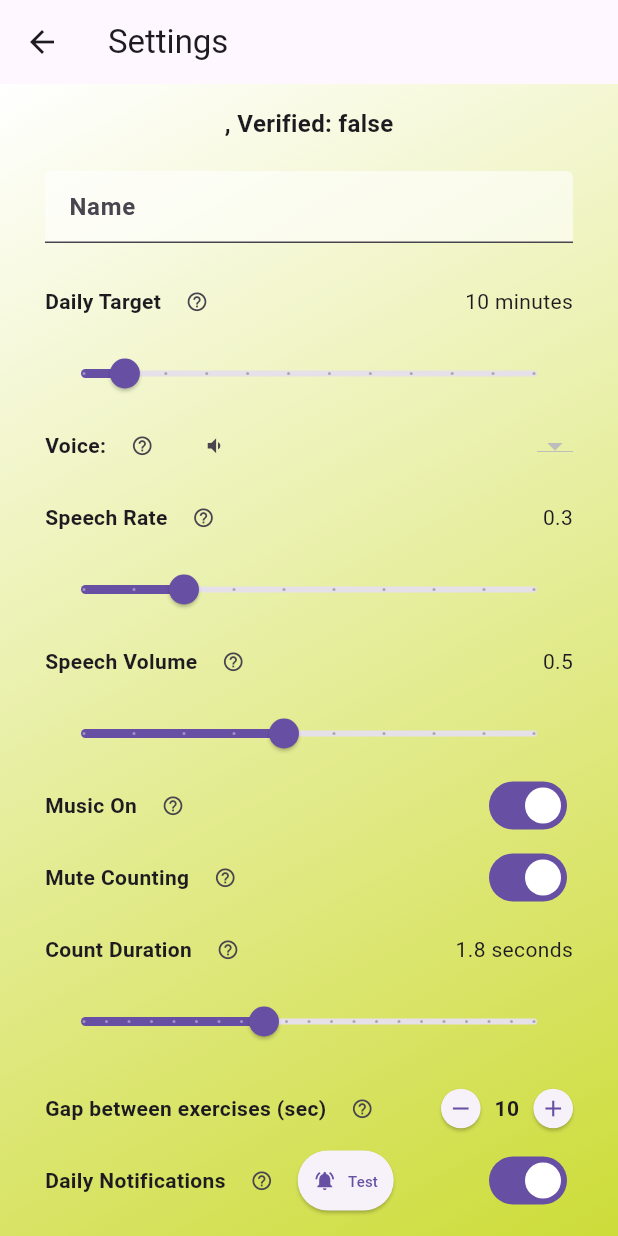
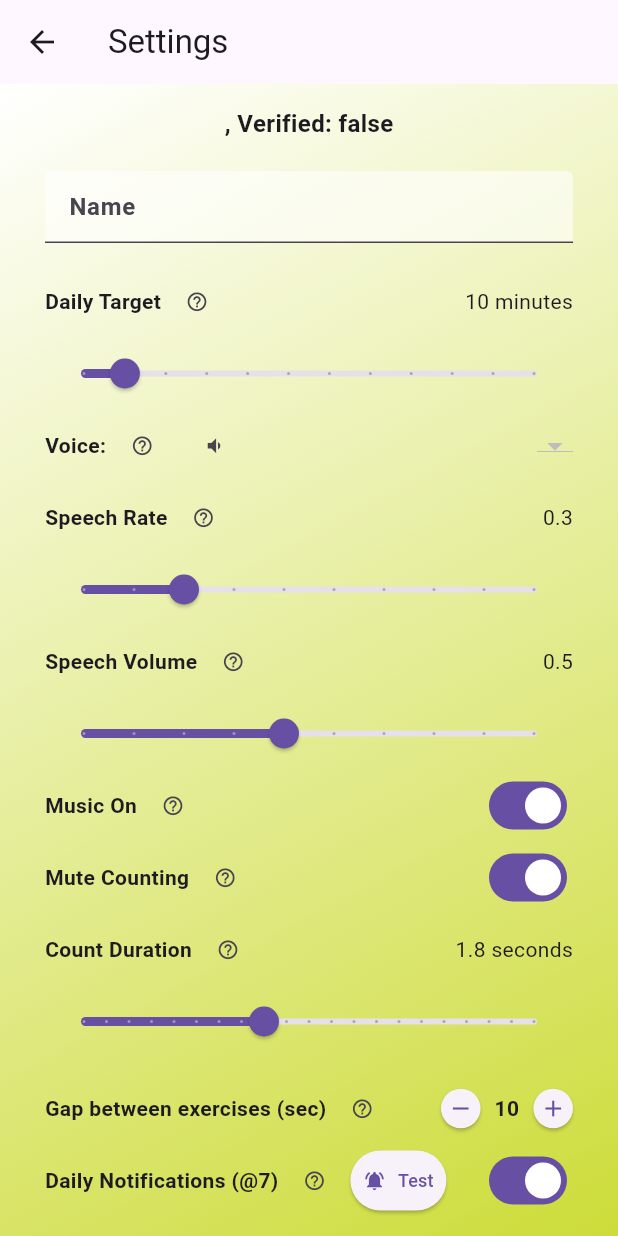
Before and after one commit to sandeshgoel/yoga-app, a Flutter app: the EditSettingsPage screen opened directly, on a phone screen of 412 x 824 dp. Run offline on Flutter 3.47's test engine with Material 3 defaults, Android fonts, the phone set to English and light mode, and no system bars; drawn by our look-alikes of flutter_form_builder; our stand-ins replace audioplayers, cloud_firestore, firebase_auth, firebase_core, fl_chart, flutter_local_notifications and 13 more; missing offline and left inert: volume_control, workmanager; accounts and stored records are empty.

Commit message:
v1.3.4+50: fixed notification

```diff
--- a/lib/main.dart
+++ b/lib/main.dart
@@ -25,6 +25,7 @@ import 'pages/home_page.dart';
 List<String> filterVoices = [];
 String appVersion = '';
 
+@pragma('vm:entry-point')
 void callbackDispatcher() {
   Workmanager().executeTask((task, inputData) async {
     await NotificationService().init();
@@ -218,7 +219,7 @@ class _WrapperState extends State<Wrapper> {
       await NotificationService().show('', 'User ${user.email} has logged in');
 
       // calculate initial delay
-      int targetHour = 7;
+      int targetHour = settings.getTargetHour();
       var now = DateTime.now();
       var nextTarget;
 
--- a/lib/pages/edit_settings_page.dart
+++ b/lib/pages/edit_settings_page.dart
@@ -426,7 +426,9 @@ class _EditSettingsPageState extends State<EditSettingsPage> {
                                 : '* ',
                             style: starStyle,
                           ),
-                          Text('Daily Notifications', style: settingsTextStyle),
+                          Text(
+                              'Daily Notifications (@${settings.getTargetHour()})',
+                              style: settingsTextStyle),
                           _infoIcon(topicNotify),
                           ElevatedButton.icon(
                             style: ButtonStyle(
@@ -438,7 +440,7 @@ class _EditSettingsPageState extends State<EditSettingsPage> {
                             icon: Icon(Icons.notifications_active, size: 15),
                             label: Text(
                               'Test',
-                              style: TextStyle(fontSize: 10),
+                              style: TextStyle(fontSize: 12),
                             ),
                             onPressed: () => _sendSampleNotification(settings),
                           ),
--- a/lib/services/settings.dart
+++ b/lib/services/settings.dart
@@ -479,6 +479,7 @@ class YogaSettings with ChangeNotifier {
   late Set<String> friendsPending;
   late Set<String> friendsReceived;
 
+  late int _targetHour;
   late bool _loadComplete;
 
   YogaSettings() {
@@ -521,6 +522,7 @@ class YogaSettings with ChangeNotifier {
     friendsReceived = Set();
 
     _loadComplete = false;
+    _targetHour = 7;
   }
 
   bool allDefaults() {
@@ -920,6 +922,16 @@ class YogaSettings with ChangeNotifier {
 
   // ----------------------------------------------------
 
+  void setTargetHour(int targetHour) {
+    this._targetHour = targetHour;
+  }
+
+  int getTargetHour() {
+    return this._targetHour;
+  }
+
+  // ----------------------------------------------------
+
   int lengthParams() {
     return cps.length;
   }
--- a/pubspec.yaml
+++ b/pubspec.yaml
@@ -15,7 +15,7 @@ publish_to: 'none' # Remove this line if you wish to publish to pub.dev
 # In iOS, build-name is used as CFBundleShortVersionString while build-number used as CFBundleVersion.
 # Read more about iOS versioning at
 # https://developer.apple.com/library/archive/documentation/General/Reference/InfoPlistKeyReference/Articles/CoreFoundationKeys.html
-version: 1.3.1+47
+version: 1.3.4+50
 
 environment:
   sdk: ^3.4.1
```
